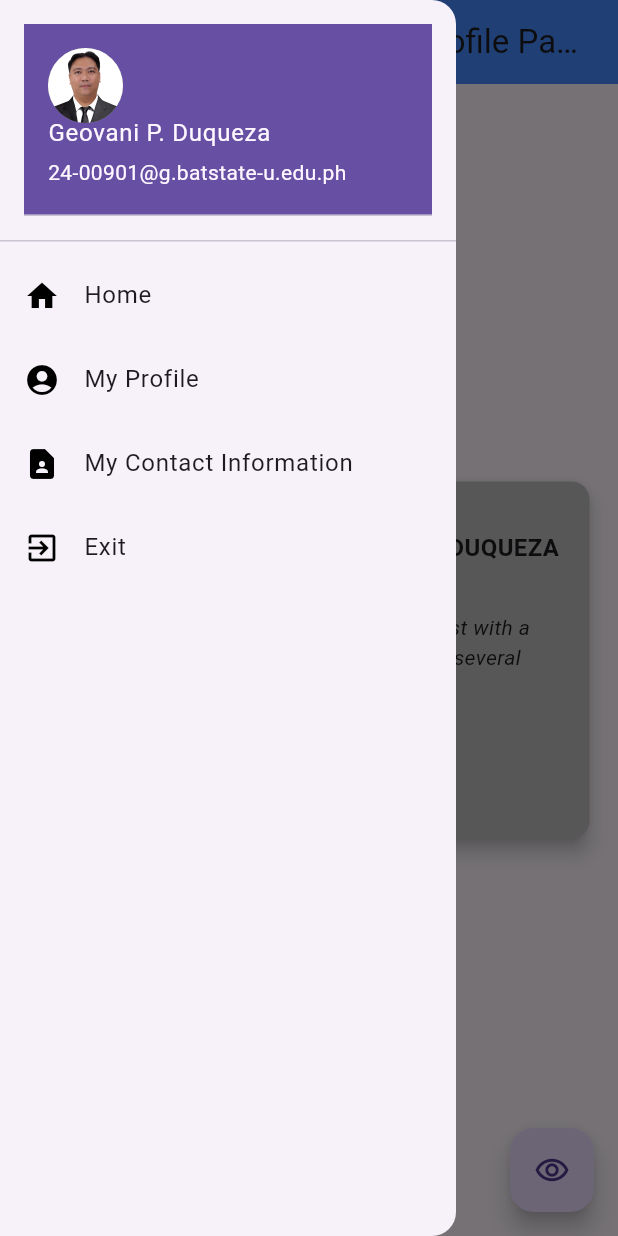
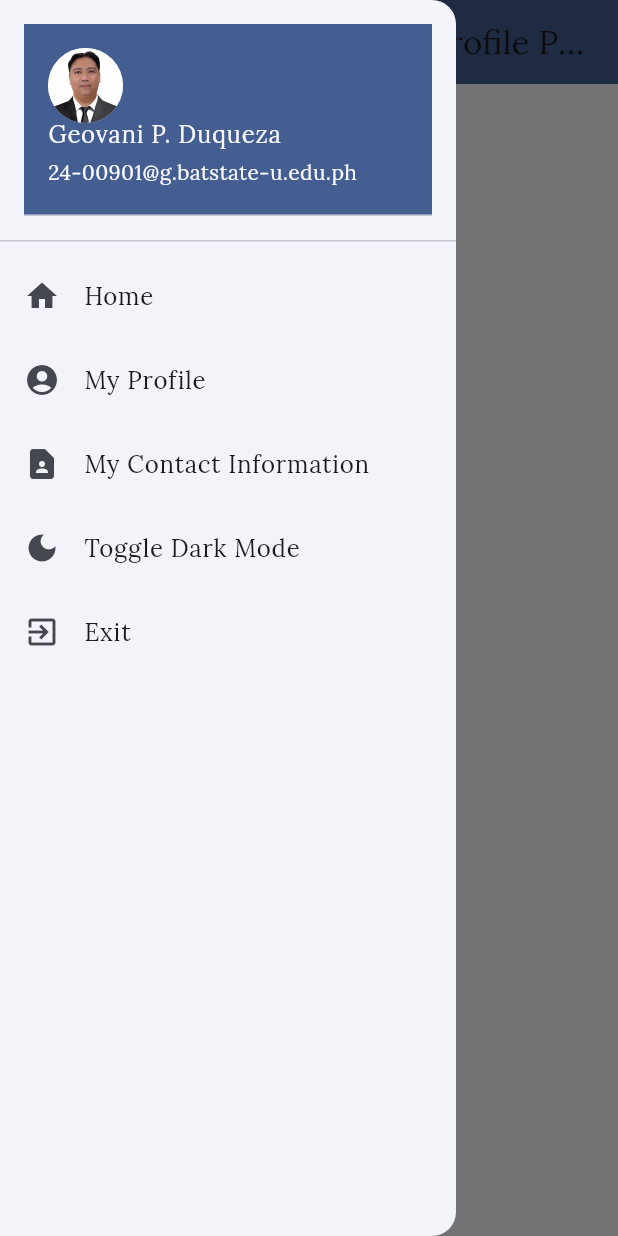
Before and after one commit to GeoDuqueza1939/School, a Flutter app: the screen it shows after launch, with the side drawer open, on a phone screen of 412 x 824 dp. Run offline on Flutter 3.47's test engine with Material 3 defaults, Android fonts, the phone set to English and light mode, and no system bars; our stand-ins replace device_info_plus.

Commit message:
Added some fonts and setup some themes

```diff
--- a/BSU/IT331/aboutme/lib/main.dart
+++ b/BSU/IT331/aboutme/lib/main.dart
@@ -24,15 +24,7 @@ void main() {
     'profilePic': 'assets/images/profile-photo000.jpg',
   };
 
-  runApp(MaterialApp(
-      localizationsDelegates: [
-        GlobalMaterialLocalizations.delegate,
-        GlobalWidgetsLocalizations.delegate,
-        GlobalCupertinoLocalizations.delegate,
-      ],
-      title: '${user['fullName']} (Profile Page)',
-      home: AboutMe_Duqueza(user),
-    ));
+  runApp(AboutMe_Duqueza(user));
 }
 
 // ignore: camel_case_types, must_be_immutable
@@ -50,14 +42,31 @@ class AboutMe_Duqueza extends StatefulWidget {
 
 class _AboutMeState extends State<AboutMe_Duqueza> {
   Map<String, Object> user = {};
-  bool fabVisible = true;
+  bool fabVisible = false;
   bool profileDetailsVisible = false;
   List<Widget> visibleButtonLabel = <Widget>[
     Text('Show details', style: TextStyle(height: 1),),
     Icon(Icons.arrow_drop_down, semanticLabel: 'Show details',),
   ];
-  int _currentPageIndex = 1;
+  int _currentPageIndex = 0;
   List<Widget> _pages = [];
+  IconData darkModeIcon = Icons.dark_mode;
+  ThemeMode themeMode = ThemeMode.light;
+  ThemeData lightTheme = ThemeData(
+    colorScheme: ColorScheme.fromSeed(
+      seedColor: Colors.blueAccent,
+      brightness: Brightness.light,
+    ),
+    fontFamily: 'Lora',
+  );
+  ThemeData darkTheme = ThemeData(
+    colorScheme: ColorScheme.fromSeed(
+      seedColor: Colors.black54,
+      primary: Colors.grey,
+      brightness: Brightness.dark,
+    ),
+    fontFamily: 'Lora',
+  );
 
   _AboutMeState(this.user) {
     _setDefaultPages();
@@ -65,8 +74,14 @@ class _AboutMeState extends State<AboutMe_Duqueza> {
 
   @override
   Widget build(BuildContext context) {
-    return Scaffold(
-      appBar: AppBar(title: Text('${_getInfo('fullName')} (Profile Page)'), backgroundColor: Colors.blueAccent,),
+    return MaterialApp(
+      title: '${user['fullName']} (Profile Page)',
+      home: Builder(
+        builder: (context)=>Scaffold(
+          appBar: AppBar(
+            title: Text('${_getInfo('fullName')} (Profile Page)'),
+            backgroundColor: Theme.of(context).colorScheme.primary,
+          ),
           drawer: Drawer(
             child: ListView(
               padding: EdgeInsets.zero,
@@ -77,7 +92,7 @@ class _AboutMeState extends State<AboutMe_Duqueza> {
                     accountEmail: Text(_getInfo('email')),
                     currentAccountPictureSize: Size.square(50),
                     currentAccountPicture: CircleAvatar(
-                  backgroundColor: Colors.grey,
+                      // backgroundColor: Colors.grey,
                       foregroundImage: AssetImage(_getInfo('profilePic')),
                       child: Text(_getInfo('initials')),
                     ),
@@ -85,7 +100,10 @@ class _AboutMeState extends State<AboutMe_Duqueza> {
                 ),
                 ListTile(
                   title: const Text('Home'),
-              leading: const Icon(Icons.home, color: Colors.black,),
+                  leading: const Icon(
+                    Icons.home,
+                    // color: Colors.black,
+                  ),
                   onTap: () {
                     setState(() {
                       Navigator.pop(context);
@@ -96,7 +114,10 @@ class _AboutMeState extends State<AboutMe_Duqueza> {
                 ),
                 ListTile(
                   title: const Text('My Profile'),
-              leading: const Icon(Icons.account_circle, color: Colors.black,),
+                  leading: const Icon(
+                    Icons.account_circle,
+                    // color: Colors.black,
+                  ),
                   onTap: () {
                     setState(() {
                       Navigator.pop(context);
@@ -107,7 +128,10 @@ class _AboutMeState extends State<AboutMe_Duqueza> {
                 ),
                 ListTile(
                   title: const Text('My Contact Information'),
-              leading: const Icon(Icons.contact_page, color: Colors.black,),
+                  leading: const Icon(
+                    Icons.contact_page,
+                    // color: Colors.black,
+                  ),
                   onTap: () {
                     setState(() {
                       Navigator.pop(context);
@@ -118,8 +142,31 @@ class _AboutMeState extends State<AboutMe_Duqueza> {
 
                 ),
                 ListTile(
+                  title: const Text('Toggle Dark Mode'),
+                  leading: Icon(
+                    darkModeIcon,
+                    // color: Colors.black,
+                  ),
+                  onTap: () {
+                    setState(() {
+                      Navigator.pop(context);
+                      if (darkModeIcon == Icons.dark_mode) {
+                        darkModeIcon = Icons.sunny;
+                        themeMode = ThemeMode.dark;
+                      }
+                      else {
+                        darkModeIcon = Icons.dark_mode;
+                        themeMode = ThemeMode.light;
+                      }
+                    });
+                  },
+                ),
+                ListTile(
                   title: const Text('Exit'),
-              leading: const Icon(Icons.exit_to_app, color: Colors.black,),
+                  leading: const Icon(
+                    Icons.exit_to_app,
+                    // color: Colors.black,
+                  ),
                   enabled: true,
                   onTap: () async {
                     final dev = DeviceInfoPlugin();
@@ -167,6 +214,16 @@ class _AboutMeState extends State<AboutMe_Duqueza> {
             padding: EdgeInsets.all(15),
             child: _pages[_currentPageIndex],
           ),
+        ),
+      ),
+      theme: lightTheme,
+      darkTheme: darkTheme,
+      themeMode: themeMode,
+      localizationsDelegates: [
+        GlobalMaterialLocalizations.delegate,
+        GlobalWidgetsLocalizations.delegate,
+        GlobalCupertinoLocalizations.delegate,
+      ],
     );
   }
 
@@ -195,7 +252,6 @@ class _AboutMeState extends State<AboutMe_Duqueza> {
   }
 
   void _showDetails() {
-
     setState(() {
       profileDetailsVisible = !profileDetailsVisible;
 
@@ -216,7 +272,7 @@ class _AboutMeState extends State<AboutMe_Duqueza> {
     return Center(
       child: Card(
         elevation: 5,
-        color: Colors.grey[400],
+        // color: Colors.grey[400],
         child: Container(
           padding: EdgeInsets.all(15),
           child: Column(
@@ -228,7 +284,7 @@ class _AboutMeState extends State<AboutMe_Duqueza> {
                   CircleAvatar(
                     minRadius: 25,
                     maxRadius: 75,
-                    backgroundColor: Colors.grey,
+                    // backgroundColor: Colors.grey,
                     foregroundImage: AssetImage(_getInfo('profilePic')),
                     child: Text('GD'),
                   ),
@@ -241,7 +297,7 @@ class _AboutMeState extends State<AboutMe_Duqueza> {
                         Text(_getInfo('fullName').toUpperCase(), style: TextStyle(fontWeight: FontWeight.bold, fontSize: 16,),),
                         Text('${_getInfo('age')} years old',),
                         SizedBox(height: 12),
-                        Text(_getInfo('bio'), style: TextStyle(fontStyle: FontStyle.italic),),
+                        Text(_getInfo('bio'), style: TextStyle(fontFamily: 'Dancing Script', fontSize: 18),),
                       ],
                     ),
                   ),
```
Also changed, not shown: BSU/IT331/aboutme/pubspec.yaml (+8 -0 lines), BSU/IT331/aboutme/assets/fonts/DancingScript-VariableFont_wght.ttf (added), BSU/IT331/aboutme/assets/fonts/Lora-Italic-VariableFont_wght.ttf (added), BSU/IT331/aboutme/assets/fonts/Lora-VariableFont_wght.ttf (added). Lines whose indentation alone changed are shown as unchanged.
